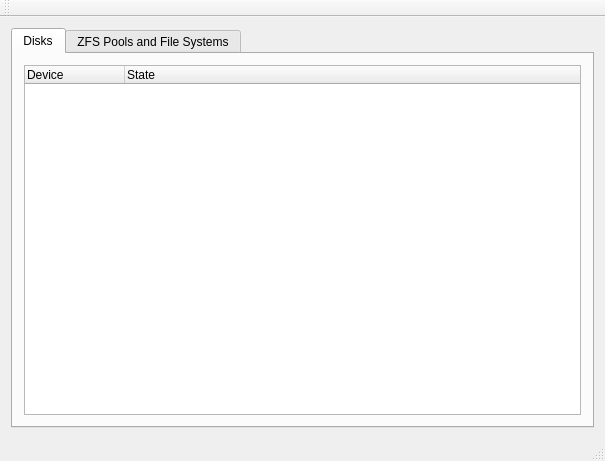
Old version of the form pc-zmanager/zmanagerwindow.ui in the repository claudiobsd/pcbsd-work.
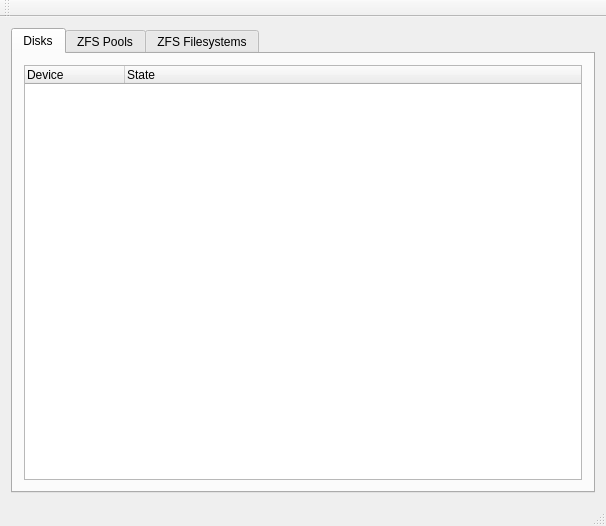
New version of the form. The open tabs and pages were chosen to show the change. Icons and pictures are not drawn.

Commit message: Partial commit - Finished partition and pool manager. Pending filesystem manager.

The edit to the form file:
```diff
--- a/pc-zmanager/zmanagerwindow.ui
+++ b/pc-zmanager/zmanagerwindow.ui
@@ -6,8 +6,8 @@
    <rect>
     <x>0</x>
     <y>0</y>
-    <width>605</width>
-    <height>461</height>
+    <width>606</width>
+    <height>526</height>
    </rect>
   </property>
   <property name="windowTitle">
@@ -22,7 +22,13 @@
     <item>
      <widget class="QTabWidget" name="tabWidget">
       <property name="currentIndex">
-       <number>1</number>
+       <number>0</number>
+      </property>
+      <property name="iconSize">
+       <size>
+        <width>32</width>
+        <height>32</height>
+       </size>
       </property>
       <widget class="QWidget" name="tabDisk">
        <attribute name="title">
@@ -50,7 +56,7 @@
       </widget>
       <widget class="QWidget" name="tabZPools">
        <attribute name="title">
-        <string>ZFS Pools and File Systems</string>
+        <string>ZFS Pools</string>
        </attribute>
        <layout class="QGridLayout" name="gridLayout_2">
         <item row="0" column="0">
@@ -176,6 +182,15 @@
         </item>
        </layout>
       </widget>
+      <widget class="QWidget" name="tabZFS">
+       <attribute name="icon">
+        <iconset resource="zmanagerres.qrc">
+         <normaloff>:/icons/kexi.png</normaloff>:/icons/kexi.png</iconset>
+       </attribute>
+       <attribute name="title">
+        <string>ZFS Filesystems</string>
+       </attribute>
+      </widget>
      </widget>
     </item>
    </layout>
```
Left out of the diff: 12 changed lines with no effect on the pictures. The commit also changes 14 other files.
